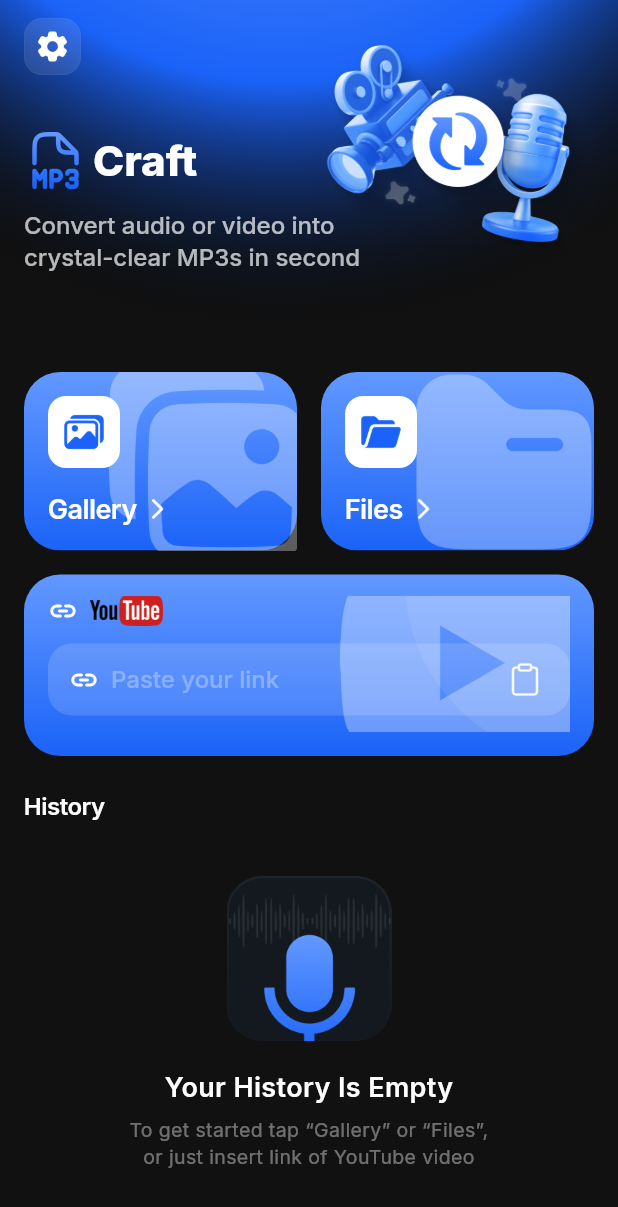
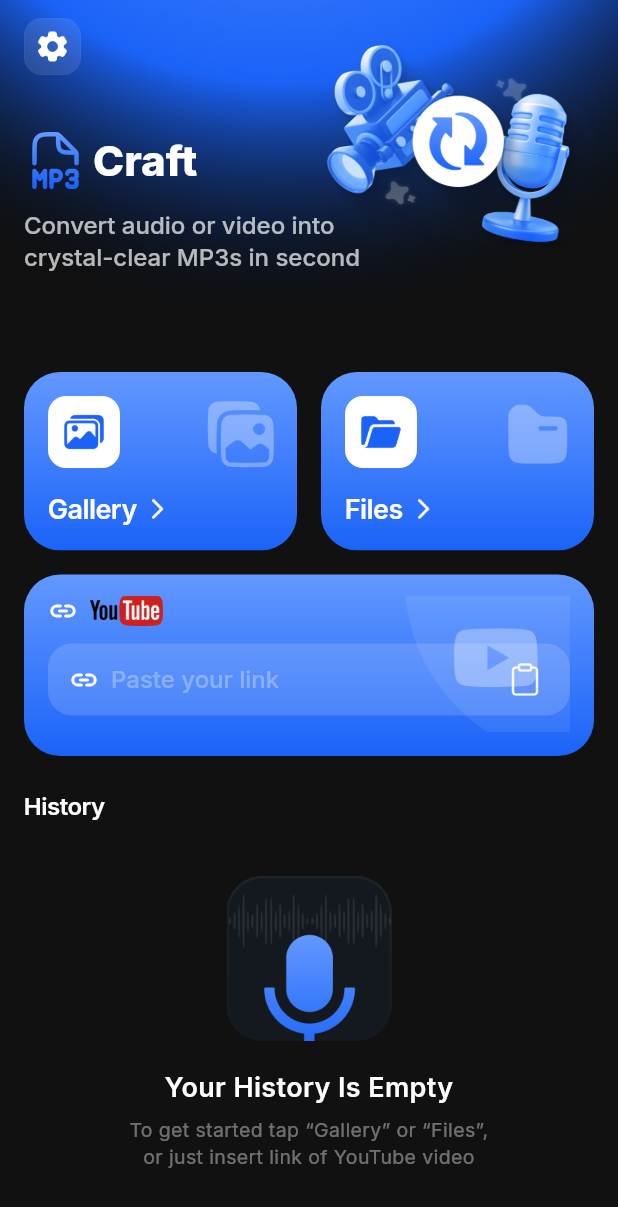
Before and after one commit to aleksandr-chaika/video-to-audio, a Flutter app: the screen it shows after launch, on a phone screen of 412 x 824 dp. Shown: the top 1207 px of the screen. Run offline on Flutter 3.47's test engine with Material 3 defaults, Android fonts, the phone set to English and light mode, and no system bars; our stand-ins replace dartz, dio, equatable, file_picker, flutter_bloc, get_it and 6 more; accounts and stored records are empty.

Commit message:
fix(ui): уменьшить watermark-декорации в 3 раза
Размеры по запросу руководителя — 1/3 от Round 8:
- IconCardButton (Gallery/Files): 170×140 → 57×47, right:14 top:18
- UrlInputField (YouTube): 200×200 → 67×67, right:16 top:8
- Opacity сохранена 0.32

Декорации теперь компактные, занимают ~25% площади card в
правом верхнем углу, не перекрывают основной контент.

```diff
--- a/mobile/lib/core/widgets/icon_card_button.dart
+++ b/mobile/lib/core/widgets/icon_card_button.dart
@@ -56,10 +56,10 @@ class IconCardButton extends StatelessWidget {
                 // padding'а внутри SVG/PNG → 170×140.
                 if (backgroundDecorationAsset != null)
                   Positioned(
-                    right: -10,
-                    top: -10,
-                    width: 170,
-                    height: 140,
+                    right: 14,
+                    top: 18,
+                    width: 57,
+                    height: 47,
                     child: IgnorePointer(
                       child: Opacity(
                         opacity: 0.32,
--- a/mobile/lib/core/widgets/url_input_field.dart
+++ b/mobile/lib/core/widgets/url_input_field.dart
@@ -107,10 +107,10 @@ class _UrlInputFieldState extends State<UrlInputField> {
           // примерно правую треть card и выходит вверх+вправо за границы.
           // Размер увеличен до 200×200, opacity 0.32 — заметный watermark.
           Positioned(
-            right: -30,
-            top: -55,
-            width: 200,
-            height: 200,
+            right: 16,
+            top: 8,
+            width: 67,
+            height: 67,
             child: IgnorePointer(
               child: Opacity(
                 opacity: 0.32,
```
